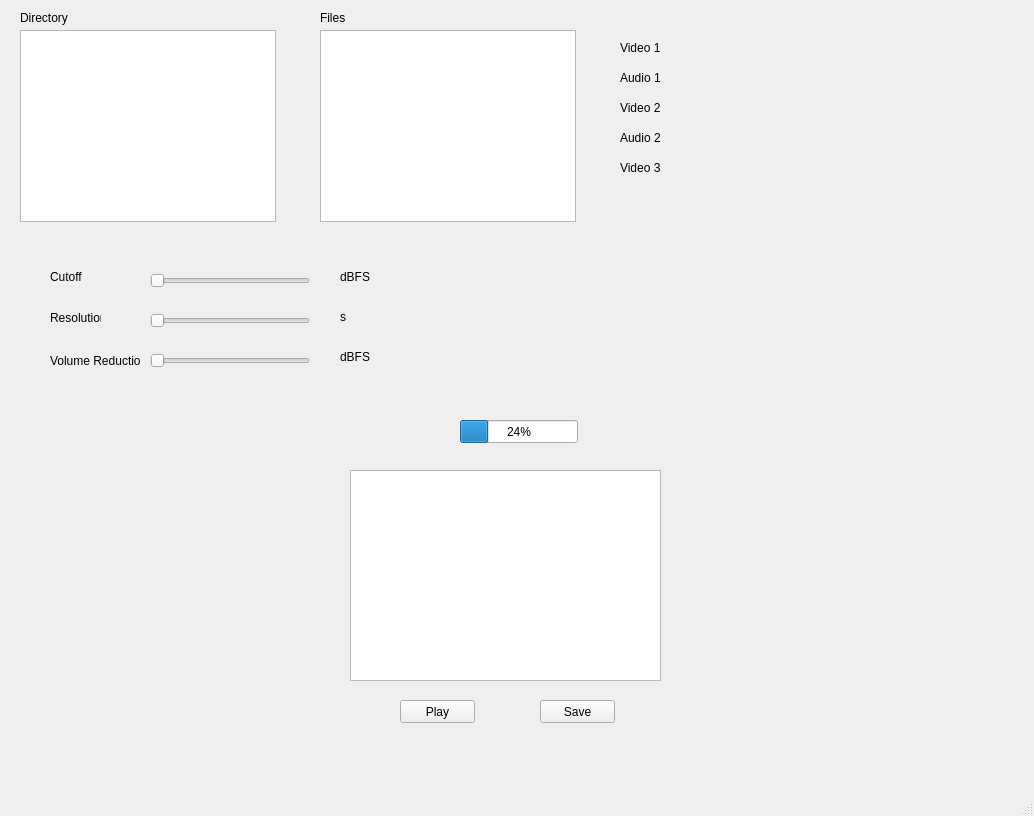
rppavao/despolariza_video_edit, file main_screen.ui: the form before one commit.
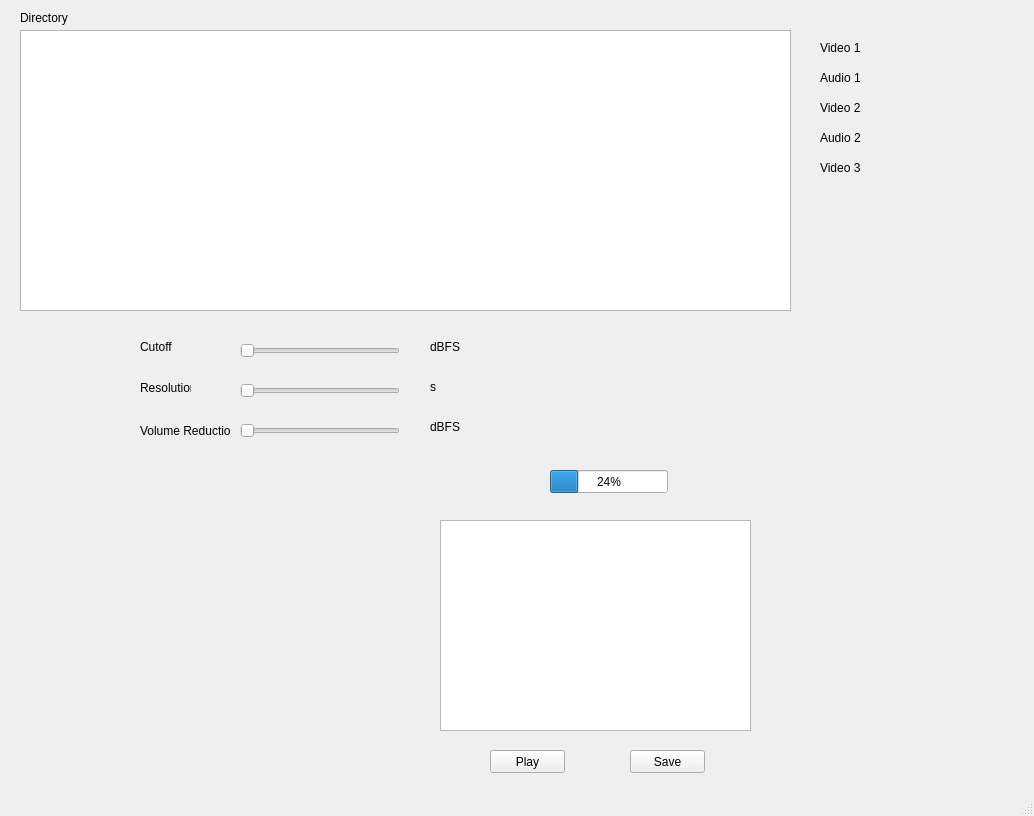
The form after the commit.

```diff
--- a/main_screen.ui
+++ b/main_screen.ui
@@ -19,18 +19,8 @@
      <rect>
       <x>20</x>
       <y>30</y>
-      <width>256</width>
-      <height>192</height>
-     </rect>
-    </property>
-   </widget>
-   <widget class="QListView" name="listView">
-    <property name="geometry">
-     <rect>
-      <x>320</x>
-      <y>30</y>
-      <width>256</width>
-      <height>192</height>
+      <width>771</width>
+      <height>281</height>
      </rect>
     </property>
    </widget>
@@ -50,20 +40,7 @@
    <widget class="QLabel" name="label_2">
     <property name="geometry">
      <rect>
-      <x>320</x>
-      <y>10</y>
-      <width>51</width>
-      <height>16</height>
-     </rect>
-    </property>
-    <property name="text">
-     <string>Files</string>
-    </property>
-   </widget>
-   <widget class="QLabel" name="label_3">
-    <property name="geometry">
-     <rect>
-      <x>620</x>
+      <x>820</x>
       <y>40</y>
       <width>171</width>
       <height>16</height>
@@ -76,7 +53,7 @@
    <widget class="QLabel" name="label_4">
     <property name="geometry">
      <rect>
-      <x>620</x>
+      <x>820</x>
       <y>70</y>
       <width>171</width>
       <height>16</height>
@@ -89,7 +66,7 @@
    <widget class="QLabel" name="label_5">
     <property name="geometry">
      <rect>
-      <x>620</x>
+      <x>820</x>
       <y>100</y>
       <width>171</width>
       <height>16</height>
@@ -102,7 +79,7 @@
    <widget class="QLabel" name="label_6">
     <property name="geometry">
      <rect>
-      <x>620</x>
+      <x>820</x>
       <y>130</y>
       <width>171</width>
       <height>16</height>
@@ -115,7 +92,7 @@
    <widget class="QLabel" name="label_7">
     <property name="geometry">
      <rect>
-      <x>620</x>
+      <x>820</x>
       <y>160</y>
       <width>171</width>
       <height>16</height>
@@ -128,8 +105,8 @@
    <widget class="QSlider" name="horizontalSlider">
     <property name="geometry">
      <rect>
-      <x>150</x>
-      <y>270</y>
+      <x>240</x>
+      <y>340</y>
       <width>160</width>
       <height>22</height>
      </rect>
@@ -141,8 +118,8 @@
    <widget class="QSlider" name="horizontalSlider_2">
     <property name="geometry">
      <rect>
-      <x>150</x>
-      <y>310</y>
+      <x>240</x>
+      <y>380</y>
       <width>160</width>
       <height>22</height>
      </rect>
@@ -154,8 +131,8 @@
    <widget class="QSlider" name="horizontalSlider_3">
     <property name="geometry">
      <rect>
-      <x>150</x>
-      <y>350</y>
+      <x>240</x>
+      <y>420</y>
       <width>160</width>
       <height>22</height>
      </rect>
@@ -167,8 +144,8 @@
    <widget class="QLabel" name="label_8">
     <property name="geometry">
      <rect>
-      <x>50</x>
-      <y>270</y>
+      <x>140</x>
+      <y>340</y>
       <width>47</width>
       <height>13</height>
      </rect>
@@ -180,8 +157,8 @@
    <widget class="QLabel" name="label_9">
     <property name="geometry">
      <rect>
-      <x>50</x>
-      <y>310</y>
+      <x>140</x>
+      <y>380</y>
       <width>51</width>
       <height>16</height>
      </rect>
@@ -193,8 +170,8 @@
    <widget class="QLabel" name="label_10">
     <property name="geometry">
      <rect>
-      <x>50</x>
-      <y>350</y>
+      <x>140</x>
+      <y>420</y>
       <width>91</width>
       <height>21</height>
      </rect>
@@ -206,8 +183,8 @@
    <widget class="QProgressBar" name="progressBar">
     <property name="geometry">
      <rect>
-      <x>460</x>
-      <y>420</y>
+      <x>550</x>
+      <y>470</y>
       <width>118</width>
       <height>23</height>
      </rect>
@@ -219,8 +196,8 @@
    <widget class="QLabel" name="label_11">
     <property name="geometry">
      <rect>
-      <x>340</x>
-      <y>270</y>
+      <x>430</x>
+      <y>340</y>
       <width>47</width>
       <height>13</height>
      </rect>
@@ -232,8 +209,8 @@
    <widget class="QLabel" name="label_12">
     <property name="geometry">
      <rect>
-      <x>340</x>
-      <y>310</y>
+      <x>430</x>
+      <y>380</y>
       <width>47</width>
       <height>13</height>
      </rect>
@@ -245,8 +222,8 @@
    <widget class="QLabel" name="label_13">
     <property name="geometry">
      <rect>
-      <x>340</x>
-      <y>350</y>
+      <x>430</x>
+      <y>420</y>
       <width>47</width>
       <height>13</height>
      </rect>
@@ -258,8 +235,8 @@
    <widget class="QGraphicsView" name="graphicsView">
     <property name="geometry">
      <rect>
-      <x>350</x>
-      <y>470</y>
+      <x>440</x>
+      <y>520</y>
       <width>311</width>
       <height>211</height>
      </rect>
@@ -268,8 +245,8 @@
    <widget class="QPushButton" name="pushButton">
     <property name="geometry">
      <rect>
-      <x>400</x>
-      <y>700</y>
+      <x>490</x>
+      <y>750</y>
       <width>75</width>
       <height>23</height>
      </rect>
@@ -281,8 +258,8 @@
    <widget class="QPushButton" name="pushButton_2">
     <property name="geometry">
      <rect>
-      <x>540</x>
-      <y>700</y>
+      <x>630</x>
+      <y>750</y>
       <width>75</width>
       <height>23</height>
      </rect>
```
Left out of the diff: 34 changed lines with no effect on the pictures.
